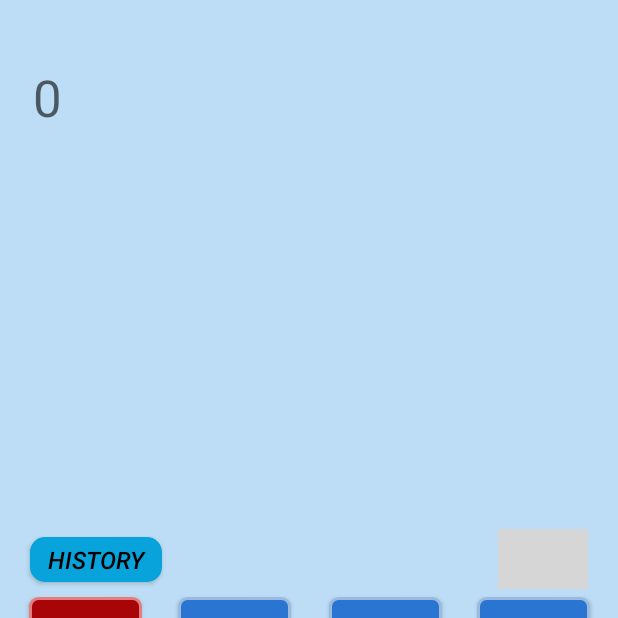
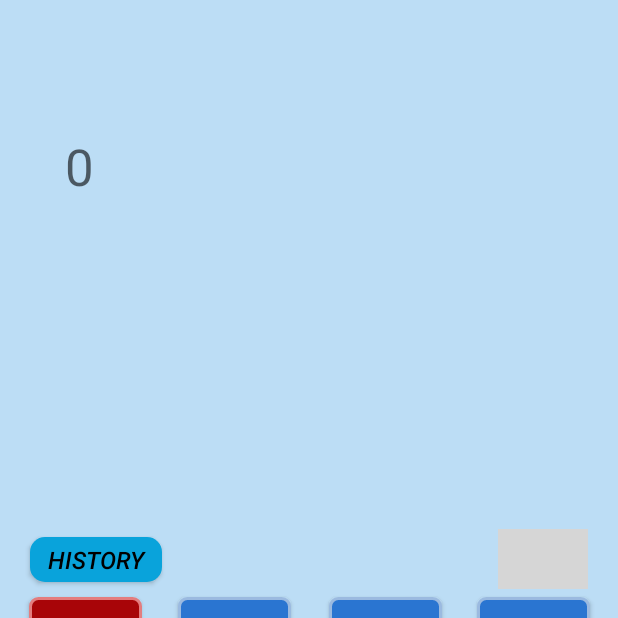
Before and after one commit to rohankumarchaudhary67/Customize-Calculator, an Android app: the screen it shows after launch (MainActivity), on a phone screen of 412 x 824 dp, the top half of it. Run offline under Robolectric (Android 15) with nearby library versions, the phone set to English and light mode, and no system bars; grey boxes are pictures that could not be loaded.

Commit message:
Final Basic calculator completed

```diff
--- a/app/src/main/java/com/example/customizecalculator/MainActivity.java
+++ b/app/src/main/java/com/example/customizecalculator/MainActivity.java
@@ -3,8 +3,8 @@ package com.example.customizecalculator;
 import androidx.appcompat.app.AppCompatActivity;
 import androidx.appcompat.app.AppCompatDelegate;
 
+import android.annotation.SuppressLint;
 import android.os.Bundle;
-import android.view.View;
 import android.widget.Button;
 import android.widget.ImageView;
 import android.widget.TextView;
@@ -29,6 +29,7 @@ public class MainActivity extends AppCompatActivity {
     // Creating a string to store buttons data -
     String data;
 
+    @SuppressLint("SetTextI18n")
     @Override
     protected void onCreate(Bundle savedInstanceState) {
         super.onCreate(savedInstanceState);
@@ -57,166 +58,106 @@ public class MainActivity extends AppCompatActivity {
         button_bracket_start = findViewById(R.id.bracket_start);
 
         // assign rough button with image -
-        rough = (ImageView) findViewById(R.id.imageView3);
+        rough = findViewById(R.id.imageView3);
 
         // assign textview with find view by id -
         input_text = findViewById(R.id.input_text);
         results = findViewById(R.id.results);
 
         // set methods for buttons (0-9)
-        button_dot.setOnClickListener(new View.OnClickListener() {
-            @Override
-            public void onClick(View view) {
+        button_dot.setOnClickListener(view -> {
             data = input_text.getText().toString();
             input_text.setText(data + ".");
-            }
         });
 
-        button_0.setOnClickListener(new View.OnClickListener() {
-            @Override
-            public void onClick(View view) {
+        button_0.setOnClickListener(view -> {
             data = input_text.getText().toString();
             input_text.setText(data + "0");
-            }
         });
 
-        button_1.setOnClickListener(new View.OnClickListener() {
-            @Override
-            public void onClick(View view) {
+        button_1.setOnClickListener(view -> {
             data = input_text.getText().toString();
             input_text.setText(data + "1");
-            }
         });
 
-        button_2.setOnClickListener(new View.OnClickListener() {
-            @Override
-            public void onClick(View view) {
+        button_2.setOnClickListener(view -> {
             data = input_text.getText().toString();
             input_text.setText(data + "2");
-            }
         });
 
-        button_3.setOnClickListener(new View.OnClickListener() {
-            @Override
-            public void onClick(View view) {
+        button_3.setOnClickListener(view -> {
             data = input_text.getText().toString();
             input_text.setText(data + "3");
-            }
         });
 
-        button_4.setOnClickListener(new View.OnClickListener() {
-            @Override
-            public void onClick(View view) {
+        button_4.setOnClickListener(view -> {
             data = input_text.getText().toString();
             input_text.setText(data + "4");
-            }
         });
 
-        button_5.setOnClickListener(new View.OnClickListener() {
-            @Override
-            public void onClick(View view) {
+        button_5.setOnClickListener(view -> {
             data = input_text.getText().toString();
             input_text.setText(data + "5");
-            }
         });
 
-        button_6.setOnClickListener(new View.OnClickListener() {
-            @Override
-            public void onClick(View view) {
+        button_6.setOnClickListener(view -> {
             data = input_text.getText().toString();
             input_text.setText(data + "6");
-            }
         });
 
-        button_7.setOnClickListener(new View.OnClickListener() {
-            @Override
-            public void onClick(View view) {
+        button_7.setOnClickListener(view -> {
             data = input_text.getText().toString();
             input_text.setText(data + "7");
-            }
         });
 
-        button_8.setOnClickListener(new View.OnClickListener() {
-            @Override
-            public void onClick(View view) {
+        button_8.setOnClickListener(view -> {
             data = input_text.getText().toString();
             input_text.setText(data + "8");
-            }
         });
 
-        button_9.setOnClickListener(new View.OnClickListener() {
-            @Override
-            public void onClick(View view) {
+        button_9.setOnClickListener(view -> {
             data = input_text.getText().toString();
             input_text.setText(data + "9");
-            }
         });
 
-        button_c.setOnClickListener(new View.OnClickListener() {
-            @Override
-            public void onClick(View view) {
+        button_c.setOnClickListener(view -> {
             data = input_text.getText().toString();
             input_text.setText("");
             results.setText("");
-            }
         });
 
-        rough.setOnClickListener(new View.OnClickListener() {
-            @Override
-            public void onClick(View view) {
+        rough.setOnClickListener(view -> {
             data = input_text.getText().toString();
             input_text.setText(data.substring(0, data.length()-1));
-            }
         });
 
         // for operators
-        button_divide.setOnClickListener(new View.OnClickListener() {
-            @Override
-            public void onClick(View view) {
+        button_divide.setOnClickListener(view -> {
             data = input_text.getText().toString();
             input_text.setText(data + "÷");
-            }
         });
-        button_multiply.setOnClickListener(new View.OnClickListener() {
-            @Override
-            public void onClick(View view) {
+        button_multiply.setOnClickListener(view -> {
             data = input_text.getText().toString();
             input_text.setText(data + "×");
-            }
         });
-        button_minus.setOnClickListener(new View.OnClickListener() {
-            @Override
-            public void onClick(View view) {
+        button_minus.setOnClickListener(view -> {
             data = input_text.getText().toString();
             input_text.setText(data + "-");
-            }
         });
-        button_plus.setOnClickListener(new View.OnClickListener() {
-            @Override
-            public void onClick(View view) {
+        button_plus.setOnClickListener(view -> {
             data = input_text.getText().toString();
             input_text.setText(data + "+");
-            }
         });
-        button_bracket_start.setOnClickListener(new View.OnClickListener() {
-            @Override
-            public void onClick(View view) {
+        button_bracket_start.setOnClickListener(view -> {
             data = input_text.getText().toString();
             input_text.setText(data + "(");
-            }
         });
-        button_bracket_end.setOnClickListener(new View.OnClickListener() {
-            @Override
-            public void onClick(View view) {
+        button_bracket_end.setOnClickListener(view -> {
             data = input_text.getText().toString();
             input_text.setText(data + ")");
-            }
         });
-
         // Equal Button
-        button_equal.setOnClickListener(new View.OnClickListener() {
-            @Override
-            public void onClick(View view) {
+        button_equal.setOnClickListener(view -> {
             data = input_text.getText().toString();
             data = data.replaceAll("÷", "/");
             data = data.replaceAll("×", "*");
@@ -225,19 +166,17 @@ public class MainActivity extends AppCompatActivity {
             Context rhino = Context.enter();
             rhino.setOptimizationLevel(-1);
 
-                String final_result = "";
+            String final_result;
 
             Scriptable scriptable = rhino.initStandardObjects();
             final_result = rhino.evaluateString(scriptable, data, "JavaScript", 1, null).toString();
 
-                if(final_result.substring(final_result.length()-2, final_result.length()-0).equals(".0")){
+            if(final_result.startsWith(".0", final_result.length()-2)){
                 final_result = final_result.substring(0, final_result.length()-2);
-                }else if(final_result.substring(final_result.length()-13, final_result.length()-0).equals("0999999999999")){
+            }else if(final_result.startsWith("0999999999999", final_result.length()-13)){
                 final_result = final_result.substring(0, final_result.length()-13) + "1";
             }
-
             results.setText(final_result);
-            }
         });
     }
 }
--- a/app/src/main/res/layout/activity_main.xml
+++ b/app/src/main/res/layout/activity_main.xml
@@ -35,8 +35,14 @@
                 <ScrollView
                     android:layout_width="369dp"
                     android:layout_height="155dp"
-                    tools:layout_editor_absoluteX="1dp"
-                    tools:layout_editor_absoluteY="1dp">
+                    android:layout_marginStart="1dp"
+                    android:layout_marginTop="1dp"
+                    android:layout_marginEnd="1dp"
+                    android:layout_marginBottom="1dp"
+                    app:layout_constraintBottom_toBottomOf="parent"
+                    app:layout_constraintEnd_toEndOf="parent"
+                    app:layout_constraintStart_toStartOf="parent"
+                    app:layout_constraintTop_toTopOf="parent">
 
                     <LinearLayout
                         android:layout_width="match_parent"
@@ -514,7 +520,7 @@
                     android:layout_marginBottom="5dp"
                     android:background="@drawable/button_bg_1"
                     android:gravity="center"
-                    android:text="+/-"
+                    android:text="@string/plus_minus"
                     android:textColor="#FFFFFF"
                     android:textSize="30sp"
                     android:textStyle="bold"
@@ -537,7 +543,7 @@
                     android:layout_marginBottom="5dp"
                     android:background="@drawable/button_bg_1"
                     android:gravity="center"
-                    android:text="0"
+                    android:text="@string/zero"
                     android:textColor="#FFFFFF"
                     android:textSize="30sp"
                     android:textStyle="bold"
@@ -561,7 +567,7 @@
                     android:layout_marginBottom="5dp"
                     android:background="@drawable/button_bg_1"
                     android:gravity="center"
-                    android:text="."
+                    android:text="@string/dot"
                     android:textColor="#FFFFFF"
                     android:textSize="30sp"
                     android:textStyle="bold"
@@ -585,7 +591,7 @@
                     android:layout_marginBottom="5dp"
                     android:background="@drawable/btn_desgin"
                     android:gravity="center"
-                    android:text="="
+                    android:text="@string/equal"
                     android:textSize="34sp"
                     android:textStyle="bold"
                     app:layout_constraintBottom_toBottomOf="parent"
--- a/app/src/main/res/values/strings.xml
+++ b/app/src/main/res/values/strings.xml
@@ -1,3 +1,7 @@
 <resources>
     <string name="app_name">Customize Calculator</string>
+    <string name="equal">=</string>
+    <string name="dot">.</string>
+    <string name="zero">0</string>
+    <string name="plus_minus">+/-</string>
 </resources>
```
Lines whose indentation alone changed are shown as unchanged.
